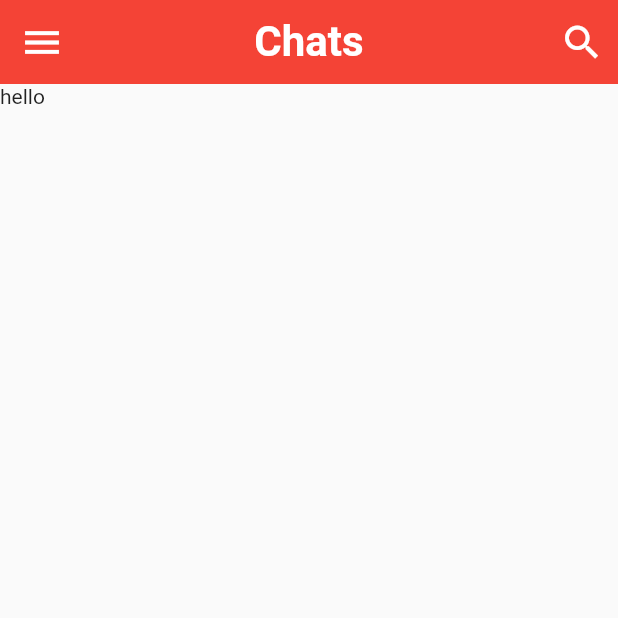
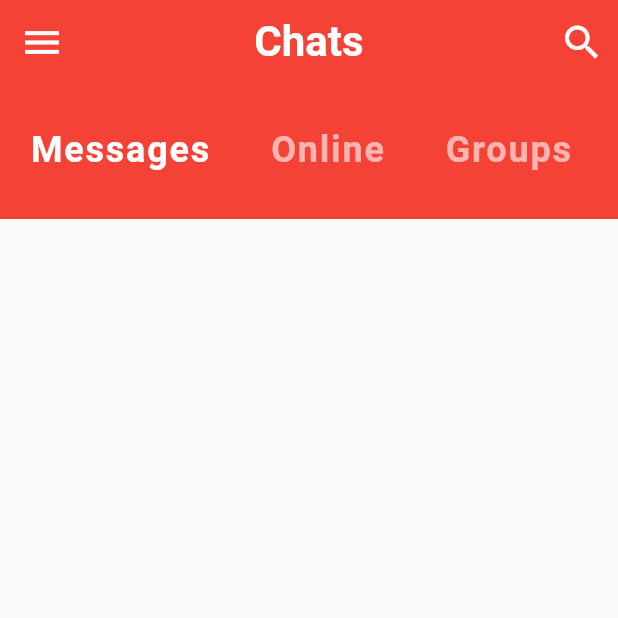
Before and after one commit to MatthieuNadeau96/flutter_chat, a Flutter app: the screen it shows after launch, on a phone screen of 412 x 824 dp, the top half of it. Run offline on Flutter 3.47's test engine with Material 2 defaults, Android fonts, the phone set to English and light mode, and no system bars.

Commit message:
created category_selector and implemented its ui functionality

```diff
--- a/lib/screens/home_screen.dart
+++ b/lib/screens/home_screen.dart
@@ -1,3 +1,4 @@
+import 'package:chat/widgets/category_selector.dart';
 import 'package:flutter/material.dart';
 
 class HomeScreen extends StatefulWidget {
@@ -34,7 +35,11 @@ class _HomeScreenState extends State<HomeScreen> {
           ),
         ],
       ),
-      body: Text('hello'),
+      body: Column(
+        children: <Widget>[
+          CategorySelector()
+        ],
+      ),
     );
   }
 }
--- /dev/null
+++ b/lib/widgets/category_selector.dart
@@ -0,0 +1,43 @@
+import 'package:flutter/material.dart';
+
+class CategorySelector extends StatefulWidget {
+  @override
+  _CategorySelectorState createState() => _CategorySelectorState();
+}
+
+class _CategorySelectorState extends State<CategorySelector> {
+  int selectedIndex = 0;
+  final List<String> categories = ['Messages', 'Online', 'Groups', 'Requests'];
+  @override
+  Widget build(BuildContext context) {
+    return Container(
+      height: 90.0,
+      color: Theme.of(context).primaryColor,
+      child: ListView.builder(
+        scrollDirection: Axis.horizontal,
+        itemCount: categories.length,
+        itemBuilder: (BuildContext context, int index) {
+          return GestureDetector(
+            onTap: () {
+              setState(() {
+                selectedIndex = index;
+              });
+            },
+            child: Padding(
+              padding: EdgeInsets.symmetric(horizontal: 20.0, vertical: 30.0),
+              child: Text(
+                categories[index],
+                style: TextStyle(
+                  color: index == selectedIndex ? Colors.white : Colors.white60,
+                  fontWeight: FontWeight.bold,
+                  letterSpacing: 1.2,
+                  fontSize: 24.0,
+                ),
+              ),
+            ),
+          );
+        },
+      ),
+    );
+  }
+}
```
